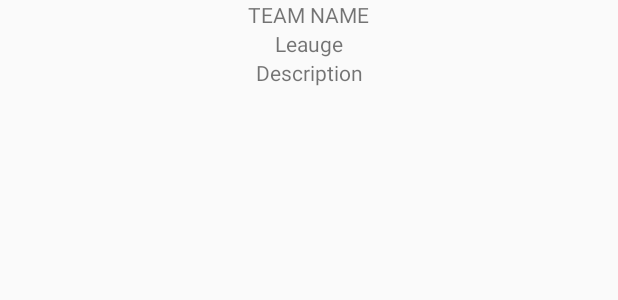
After one commit to Petiazediter/ScoreboardPublic, an Android app: the layout activity_team_details.xml on its own in the app's theme, with its tools: preview values and no code run, on a phone screen of 412 x 824 dp. The commit adds this screen. Shown: the top 300 px of the screen. Run offline under Robolectric (Android 15) with nearby library versions, the phone set to English and light mode, and no system bars; network calls fail.

Commit message:
Basic Activity for team detail page

```diff
--- a/ScoreBoard/app/src/main/AndroidManifest.xml
+++ b/ScoreBoard/app/src/main/AndroidManifest.xml
@@ -11,14 +11,13 @@
         android:roundIcon="@mipmap/ic_launcher_round"
         android:supportsRtl="true"
         android:theme="@style/AppTheme">
+        <activity android:name=".team_details.TeamDetailsActivity"></activity>
         <activity android:name=".MainActivity">
-
             <intent-filter>
                 <action android:name="android.intent.action.MAIN" />
 
                 <category android:name="android.intent.category.LAUNCHER" />
             </intent-filter>
-
         </activity>
     </application>
 
--- a/ScoreBoard/app/src/main/java/com/codecool/scoreboard/fragments/Fragment2.java
+++ b/ScoreBoard/app/src/main/java/com/codecool/scoreboard/fragments/Fragment2.java
@@ -12,7 +12,6 @@ import androidx.fragment.app.Fragment;
 import com.codecool.scoreboard.R;
 
 public class Fragment2 extends Fragment {
-
     @Nullable
     @Override
     public View onCreateView(@NonNull LayoutInflater inflater, @Nullable ViewGroup container, @Nullable Bundle savedInstanceState) {
--- a/ScoreBoard/app/src/main/java/com/codecool/scoreboard/network/RequestApi.java
+++ b/ScoreBoard/app/src/main/java/com/codecool/scoreboard/network/RequestApi.java
@@ -1,9 +1,11 @@
 package com.codecool.scoreboard.network;
 
 import com.codecool.scoreboard.model.SportEventWrapper;
+import com.codecool.scoreboard.model.TeamWrapper;
 
 import io.reactivex.Flowable;
 import retrofit2.http.GET;
+import retrofit2.http.Query;
 
 public interface RequestApi {
 
@@ -39,5 +41,7 @@ public interface RequestApi {
     @GET("eventsnextleague.php?id=4801")
     Flowable<SportEventWrapper> getNext15EventsWrapper();
 
+    @GET("lookupteam.php?")
+    Flowable<TeamWrapper> getTeamById(@Query("id") int id);
 
 }
--- /dev/null
+++ b/ScoreBoard/app/src/main/res/layout/activity_team_details.xml
@@ -0,0 +1,37 @@
+<?xml version="1.0" encoding="utf-8"?>
+<androidx.constraintlayout.widget.ConstraintLayout xmlns:android="http://schemas.android.com/apk/res/android"
+    xmlns:app="http://schemas.android.com/apk/res-auto"
+    xmlns:tools="http://schemas.android.com/tools"
+    android:layout_width="match_parent"
+    android:layout_height="match_parent"
+    tools:context=".team_details.TeamDetailsActivity">
+
+    <TextView
+        android:layout_width="wrap_content"
+        android:layout_height="wrap_content"
+        app:layout_constraintLeft_toLeftOf="parent"
+        app:layout_constraintRight_toRightOf="parent"
+        app:layout_constraintTop_toTopOf="parent"
+        tools:text="TEAM NAME"
+        android:id="@+id/teamName"/>
+
+    <TextView
+        android:layout_width="wrap_content"
+        android:layout_height="wrap_content"
+        app:layout_constraintLeft_toLeftOf="parent"
+        app:layout_constraintRight_toRightOf="parent"
+        app:layout_constraintTop_toBottomOf="@id/teamName"
+        tools:text="Leauge"
+        android:id="@+id/leauge"/>
+
+    <TextView
+        android:layout_width="wrap_content"
+        android:layout_height="wrap_content"
+        app:layout_constraintLeft_toLeftOf="parent"
+        app:layout_constraintRight_toRightOf="parent"
+        app:layout_constraintTop_toBottomOf="@id/leauge"
+        android:id="@+id/description"
+        tools:text="Description"
+        />
+
+</androidx.constraintlayout.widget.ConstraintLayout>
```
Also changed, not shown: ScoreBoard/app/src/main/java/com/codecool/scoreboard/model/Team.java (added, +34 -0 lines), ScoreBoard/app/src/main/java/com/codecool/scoreboard/model/TeamWrapper.java (added, +15 -0 lines), ScoreBoard/app/src/main/java/com/codecool/scoreboard/sport_events/SportEventAdapter.java (+19 -0 lines), ScoreBoard/app/src/main/java/com/codecool/scoreboard/team_details/TeamDetailsActivity.java (added, +51 -0 lines), ScoreBoard/app/src/main/java/com/codecool/scoreboard/team_details/TeamDetailsContractor.java (added, +8 -0 lines), ScoreBoard/app/src/main/java/com/codecool/scoreboard/team_details/TeamDetailsPresenter.java (added, +77 -0 lines).
